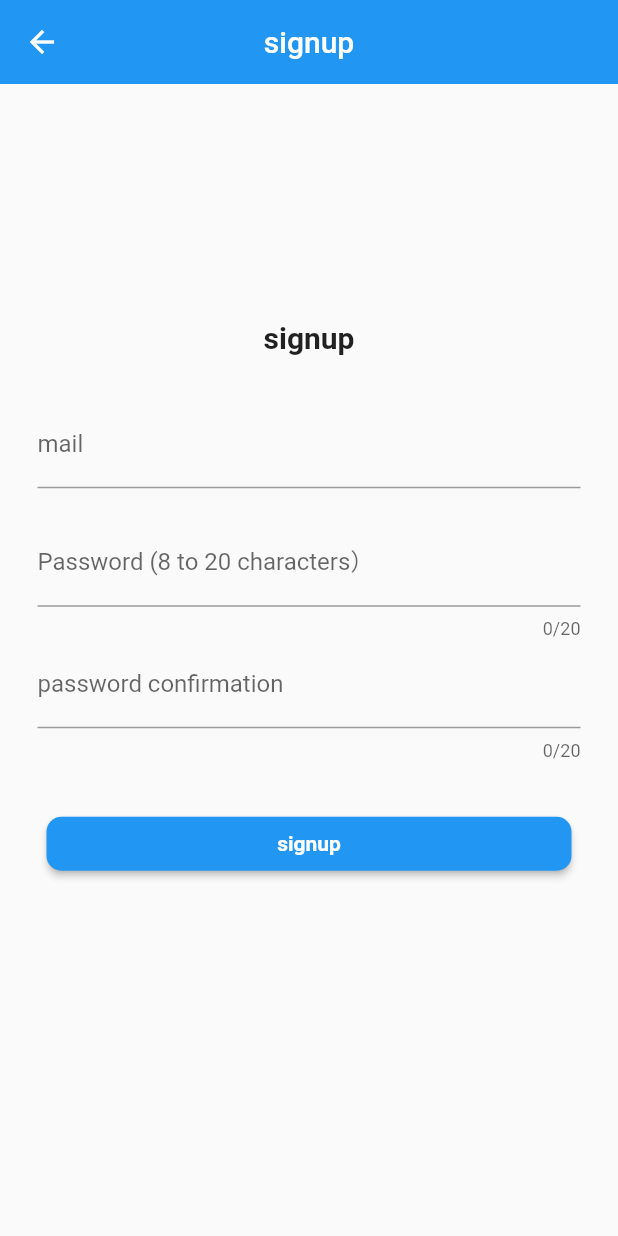
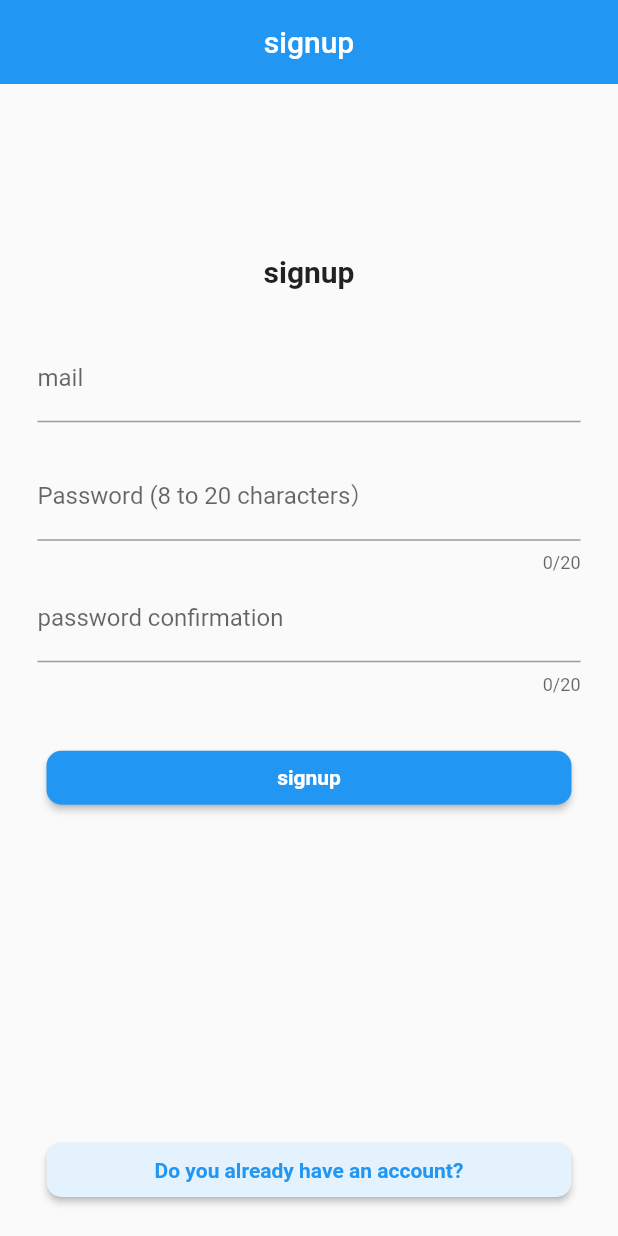
Before and after one commit to kotaitos/allergy, a Flutter app: the screen it shows after launch, after a tap on "Create an account", on a phone screen of 412 x 824 dp. Run offline on Flutter 3.47's test engine with Material 2 defaults, Android fonts, the phone set to English and light mode, and no system bars; our stand-ins replace firebase_auth, firebase_core, google_sign_in, qr_flutter; missing offline and left inert: qr_code_scanner; accounts and stored records are empty; generated files the repository leaves out were written again; network calls fail.

Commit message:
:+1::サインイン画面、サインアップ画面の修正

```diff
--- a/lib/l10n/app_en.arb
+++ b/lib/l10n/app_en.arb
@@ -24,6 +24,7 @@
   "ui__signup__password": "Password (8 to 20 characters）",
   "ui__signup__verify_password": "password confirmation",
   "ui__signup__button1": "signup",
+  "ui__signup__button2": "Do you already have an account?",
   "ui__signup__password_is_not_matched": "Password does not match.",
   "ui__signup__password_is_not__8_or_more_characters": "Password must be at least 8 characters.",
 
--- a/lib/l10n/app_ja.arb
+++ b/lib/l10n/app_ja.arb
@@ -24,6 +24,7 @@
   "ui__signup__password": "パスワード（８〜２０文字）",
   "ui__signup__verify_password": "パスワード確認用",
   "ui__signup__button1": "サインアップ",
+  "ui__signup__button2": "既にアカウントをお持ちの場合",
   "ui__signup__password_is_not_matched": "パスワードが一致しません。",
   "ui__signup__password_is_not__8_or_more_characters": "パスワードは8文字以上です。",
 
--- a/lib/main.dart
+++ b/lib/main.dart
@@ -26,7 +26,7 @@ class MyApp extends StatelessWidget {
         home: MyStatefulWidget(),
         routes: <String, WidgetBuilder>{
           '/signin': (_) => SigninScreen(),
-          '/tab': (_) => MyStatefulWidget(),
+          '/home': (_) => MyStatefulWidget(),
         },
       );
     } else {
@@ -37,7 +37,7 @@ class MyApp extends StatelessWidget {
         home: SigninScreen(),
         routes: <String, WidgetBuilder>{
           '/signin': (_) => SigninScreen(),
-          '/tab': (_) => MyStatefulWidget(),
+          '/home': (_) => MyStatefulWidget(),
         },
       );
     }
--- a/lib/ui/screens/signin_screen.dart
+++ b/lib/ui/screens/signin_screen.dart
@@ -37,13 +37,7 @@ class _SigninScreen extends State<SigninScreen> {
         backgroundColor: Colors.blue,
         centerTitle: true,
         elevation: 0.0,
-        leading: IconButton(
-          icon: const Icon(Icons.arrow_back),
-          color: Colors.white,
-          onPressed: () {
-            Navigator.pop(context);
-          },
-        ),
+        automaticallyImplyLeading: false,
       ),
       body: Center(
         child: Column(
--- a/lib/ui/screens/signup_screen.dart
+++ b/lib/ui/screens/signup_screen.dart
@@ -1,4 +1,5 @@
 import 'package:allergy/l10n/l10n.dart';
+import 'package:allergy/ui/screens/signin_screen.dart';
 import 'package:flutter/material.dart';
 import 'package:firebase_auth/firebase_auth.dart';
 import 'package:flutter/services.dart';
@@ -33,13 +34,7 @@ class _SignupScreenState extends State<SignupScreen> {
         backgroundColor: Colors.blue,
         centerTitle: true,
         elevation: 0.0,
-        leading: IconButton(
-          icon: const Icon(Icons.arrow_back),
-          color: Colors.white,
-          onPressed: () {
-            Navigator.pop(context);
-          },
-        ),
+        automaticallyImplyLeading: false,
       ),
       body: Center(
         child: Container(
@@ -177,6 +172,39 @@ class _SignupScreenState extends State<SignupScreen> {
           ),
         ),
       ),
+      bottomNavigationBar:
+          Column(mainAxisSize: MainAxisSize.min, children: <Widget>[
+        Padding(
+          padding: const EdgeInsets.all(20.0),
+          child: SizedBox(
+            width: 350.0,
+            // height: 100.0,
+            child: ElevatedButton(
+                // ボタンの形状や背景色など
+                style: ElevatedButton.styleFrom(
+                  primary: Colors.blue[50], // background-color
+                  onPrimary: Colors.blue, //text-color
+                  shape: RoundedRectangleBorder(
+                    borderRadius: BorderRadius.circular(10),
+                  ),
+                ),
+                child: Text(
+                  l10n.ui__signup__button2,
+                  style: TextStyle(fontWeight: FontWeight.bold),
+                ),
+
+                // ボタンクリック後にアカウント作成用の画面に遷移する。
+                onPressed: () {
+                  Navigator.of(context).push(
+                    MaterialPageRoute(
+                      fullscreenDialog: true,
+                      builder: (BuildContext context) => SigninScreen(),
+                    ),
+                  );
+                }),
+          ),
+        ),
+      ]),
     );
   }
 }
```
Also changed, not shown: 1 other file.
